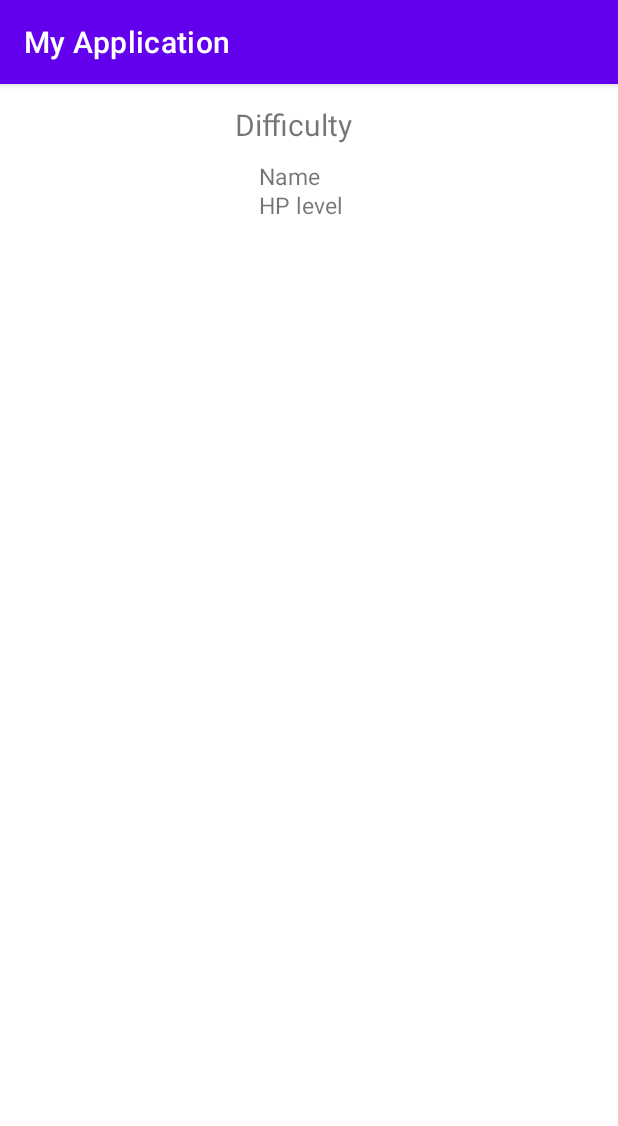
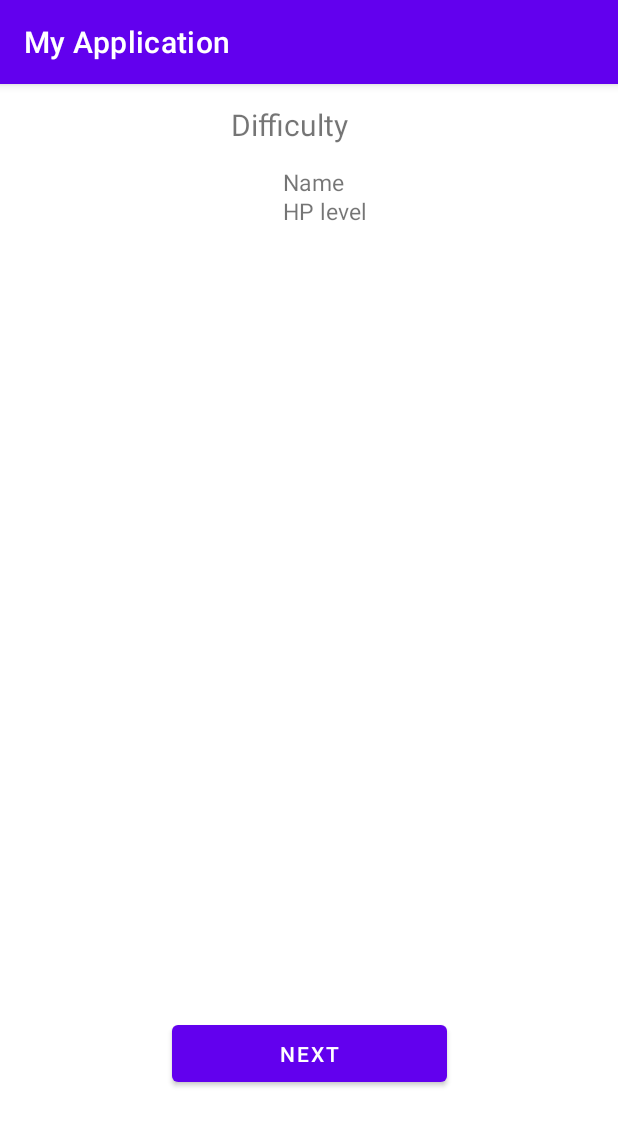
Before and after one commit to jadenl99/CS2340B_Team29, an Android app: the GameActivity screen opened directly, with no data from a screen before it, on a phone screen of 412 x 824 dp. Shown: the top 1126 px of the screen. Run offline under Robolectric (Android 15) with nearby library versions, the phone set to English and light mode, and no system bars.

Commit message:
add more changes to game view screen

```diff
--- a/app/src/main/res/layout/activity_game.xml
+++ b/app/src/main/res/layout/activity_game.xml
@@ -7,9 +7,9 @@
 
     <TextView
         android:id="@+id/difficulty"
-        android:layout_width="103dp"
+        android:layout_width="114dp"
         android:layout_height="29dp"
-        android:layout_marginEnd="152dp"
+        android:layout_marginEnd="144dp"
         android:text="Difficulty"
         android:textSize="20dp"
         app:layout_constraintBottom_toBottomOf="parent"
@@ -21,25 +21,25 @@
         android:id="@+id/name"
         android:layout_width="107dp"
         android:layout_height="23dp"
-        android:layout_marginEnd="132dp"
+        android:layout_marginEnd="116dp"
         android:text="Name"
         android:textSize="15dp"
         app:layout_constraintBottom_toBottomOf="parent"
         app:layout_constraintEnd_toEndOf="parent"
         app:layout_constraintTop_toTopOf="parent"
-        app:layout_constraintVertical_bias="0.068" />
+        app:layout_constraintVertical_bias="0.073" />
 
     <TextView
         android:id="@+id/hpLevel"
         android:layout_width="107dp"
         android:layout_height="23dp"
-        android:layout_marginEnd="132dp"
+        android:layout_marginEnd="116dp"
         android:text="HP level"
         android:textSize="15dp"
         app:layout_constraintBottom_toBottomOf="parent"
         app:layout_constraintEnd_toEndOf="parent"
         app:layout_constraintTop_toTopOf="parent"
-        app:layout_constraintVertical_bias="0.094" />
+        app:layout_constraintVertical_bias="0.099" />
 
     <ImageView
         android:id="@+id/avatar"
@@ -49,4 +49,26 @@
         app:layout_constraintEnd_toEndOf="parent"
         app:layout_constraintStart_toStartOf="parent"/>
 
+    <ImageView
+        android:layout_width="90dp"
+        android:layout_height="63dp"
+        android:outlineSpotShadowColor="@color/black"
+        app:layout_constraintBottom_toBottomOf="parent"
+        app:layout_constraintHorizontal_bias="0.218"
+        app:layout_constraintLeft_toLeftOf="parent"
+        app:layout_constraintRight_toRightOf="parent"
+        app:layout_constraintTop_toTopOf="parent"
+        app:layout_constraintVertical_bias="0.077" />
+
+    <Button
+        android:id="@+id/nextButton"
+        android:layout_width="183dp"
+        android:layout_height="50dp"
+        android:text="NEXT"
+        app:layout_constraintBottom_toBottomOf="parent"
+        app:layout_constraintLeft_toLeftOf="parent"
+        app:layout_constraintRight_toRightOf="parent"
+        app:layout_constraintTop_toTopOf="parent"
+        app:layout_constraintVertical_bias="0.865" />
+
 </androidx.constraintlayout.widget.ConstraintLayout>
```
